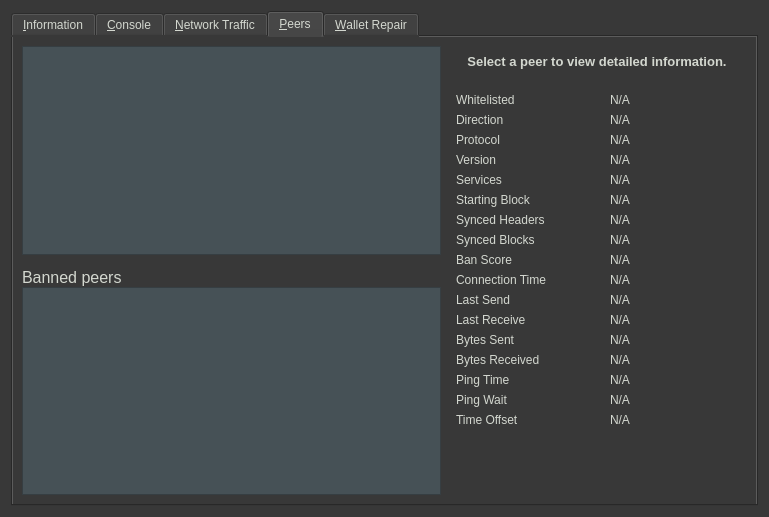
Qt form src/qt/forms/rpcconsole.ui (NewCapital/TWINS-Core) before a commit.
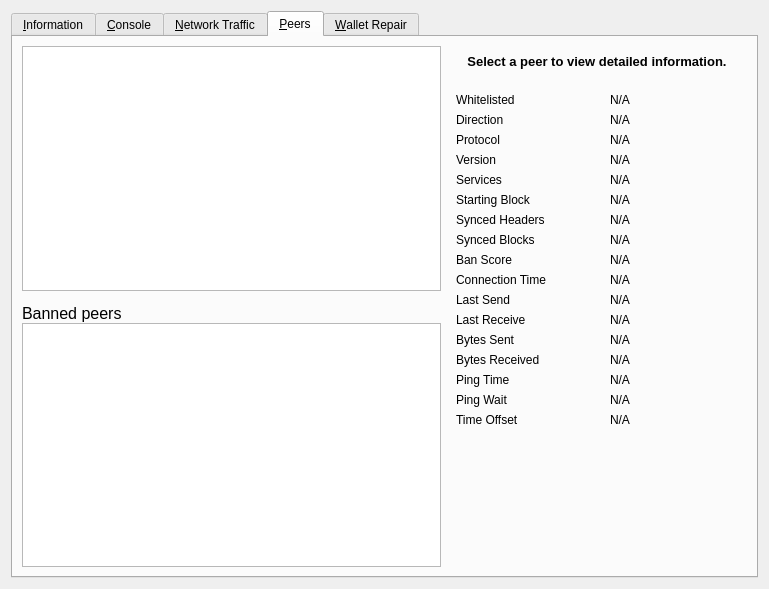
The same form after that commit. The open tabs and pages were chosen to show the change. Icons and pictures are not drawn. Custom widgets are drawn as their Qt base class.

```diff
--- a/src/qt/forms/rpcconsole.ui
+++ b/src/qt/forms/rpcconsole.ui
@@ -7,16 +7,12 @@
     <x>0</x>
     <y>0</y>
     <width>769</width>
-    <height>517</height>
+    <height>589</height>
    </rect>
   </property>
   <property name="windowTitle">
    <string>Tools window</string>
   </property>
-  <property name="styleSheet">
-   <string notr="true">background-color:rgb(56, 56, 56);
-color:rgb(211, 215, 207);</string>
-  </property>
   <layout class="QVBoxLayout" name="verticalLayout_2">
    <item>
     <widget class="QTabWidget" name="tabWidget">
@@ -1040,10 +1036,6 @@
          </property>
          <item>
           <widget class="QTableView" name="peerWidget">
-           <property name="styleSheet">
-            <string notr="true">background-color:rgb(70, 81, 86);
-color:rgb(211, 215, 207);</string>
-           </property>
            <property name="horizontalScrollBarPolicy">
             <enum>Qt::ScrollBarAsNeeded</enum>
            </property>
@@ -1105,10 +1097,6 @@
              <verstretch>0</verstretch>
             </sizepolicy>
            </property>
-           <property name="styleSheet">
-            <string notr="true">background-color:rgb(70, 81, 86);
-color:rgb(211, 215, 207);</string>
-           </property>
            <property name="horizontalScrollBarPolicy">
             <enum>Qt::ScrollBarAsNeeded</enum>
            </property>
```
Left out of the diff: 4 changed lines with no effect on the pictures.
